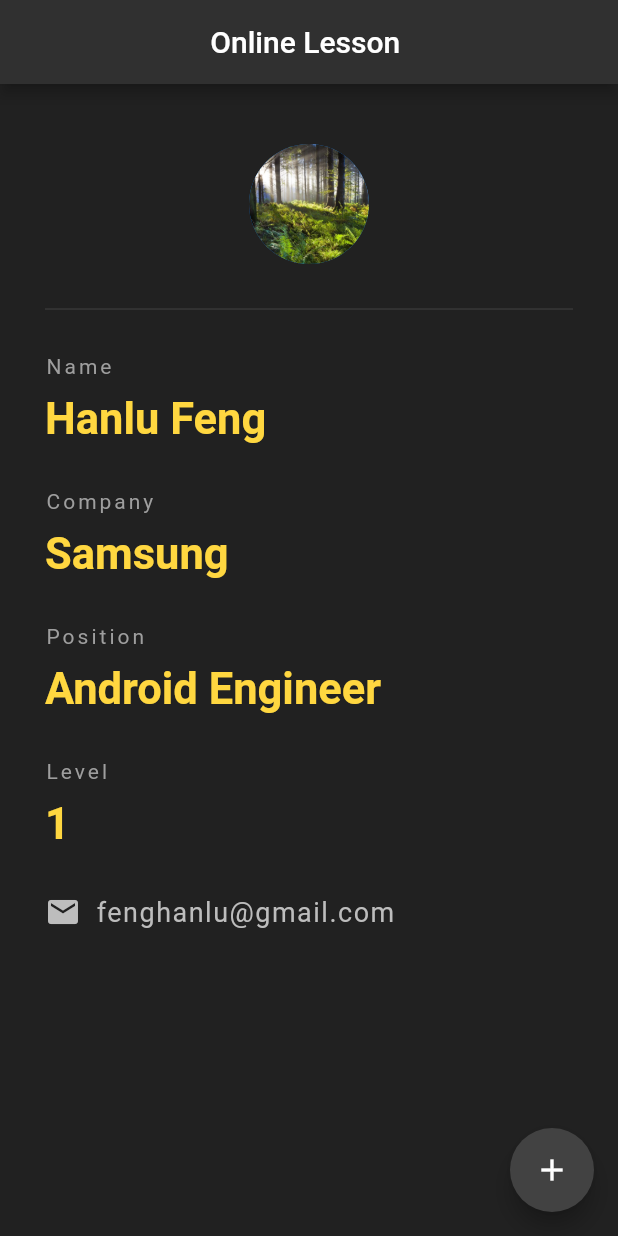
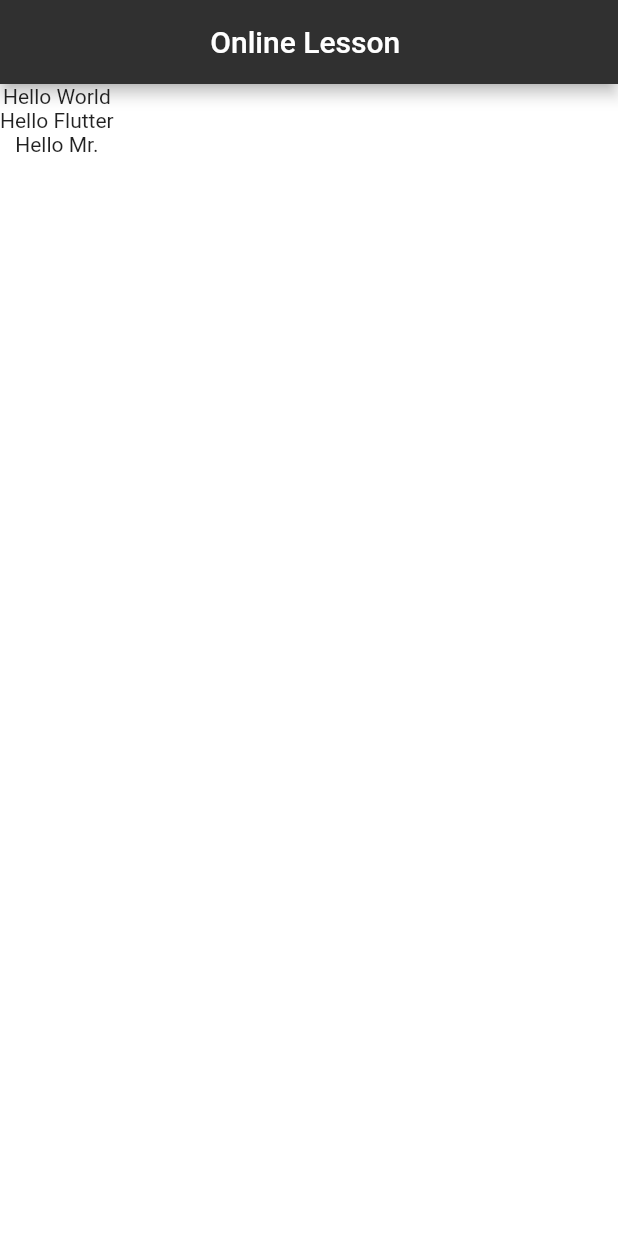
Before and after one commit to fhlkm/flutterStudy, a Flutter app: the screen it shows after launch, on a phone screen of 412 x 824 dp. Run offline on Flutter 3.47's test engine with Material 2 defaults, Android fonts, the light colour scheme and no system bars.

Commit message:
List 的应用

```diff
--- a/flutter_app/lib/main.dart
+++ b/flutter_app/lib/main.dart
@@ -21,107 +21,26 @@ class Home extends StatefulWidget{
 }
 
 class _HomeState extends State<Home> {
-  int level=1;
+  List<String> datas= [
+    "Hello World",
+    "Hello Flutter",
+    "Hello Mr."
+  ];
   @override
   Widget build(BuildContext context) {
 
     return Scaffold(
-      backgroundColor: Colors.grey[900],
+      backgroundColor: Colors.white,
       appBar: AppBar(
         title: Text("Online Lesson "),
         centerTitle: true,
         backgroundColor: Colors.grey[850],
 
       ),
-      floatingActionButton:FloatingActionButton(onPressed: (){
-//        level++;
-        setState(() {
-          level++;
-        });
-      },
-      backgroundColor: Colors.grey[800],
-      child: Icon(Icons.add),) ,
 
-      body: Padding(
-        padding: const EdgeInsets.fromLTRB(30.0, 40.0, 30.0,40.0),
-        child: Column(
-          crossAxisAlignment:CrossAxisAlignment.start ,// alignment
-          children: <Widget>[
-            Center(//Widget  to make it center
-              child: CircleAvatar(
-                backgroundImage: AssetImage('images/1.jpg'),
-                radius: 40.0,
-              ),
-            ),
-            Divider(
-              height: 60.0,
-              color: Colors.grey[800],
-            ),
-            Text("Name", style: TextStyle(
-              color: Colors.grey,
-              letterSpacing: 2.0),
-            ),
-            SizedBox(height: 10.0),// margin between two text
-            Text("Hanlu Feng",style: TextStyle(
-              color: Colors.amberAccent[200],
-            fontWeight: FontWeight.bold,
-            fontSize: 29.0,
-            )
-            ),
-            SizedBox(height: 30.0),
-            Text("Company", style: TextStyle(
-                color: Colors.grey,
-                letterSpacing: 2.0),
-            ),
-            SizedBox(height: 10.0),// margin between two text
-            Text("Samsung",style: TextStyle(
-              color: Colors.amberAccent[200],
-              fontWeight: FontWeight.bold,
-              fontSize: 29.0,
-            )
-            ),
-            SizedBox(height: 30.0),
-            Text("Position", style: TextStyle(
-                color: Colors.grey,
-                letterSpacing: 2.0),
-            ),
-            SizedBox(height: 10.0),// margin between two text
-            Text("Android Engineer",style: TextStyle(
-              color: Colors.amberAccent[200],
-              fontWeight: FontWeight.bold,
-              fontSize: 29.0,
-            )
-            ),
-            SizedBox(height: 30.0,),
-            Text("Level", style: TextStyle(
-                color: Colors.grey,
-                letterSpacing: 2.0),
-            ),
-            SizedBox(height: 10.0),// margin between two text
-            Text("$level",style: TextStyle(
-              color: Colors.amberAccent[200],
-              fontWeight: FontWeight.bold,
-              fontSize: 29.0,
-            )
-            ),
-            SizedBox(height: 30.0,),
-            Row(
-              children:<Widget>[
-                Icon(
-                  Icons.email,
-                  color: Colors.grey[400],
-                ),
-                SizedBox(width:10.0),
-                Text("fenghanlu@gmail.com",style: TextStyle(
-                  color: Colors.grey[400],
-                  fontSize: 18.0,
-                  letterSpacing: 1.0
-                ),)
-              ],
-            )
 
-          ],
-        ),
+      body: Column(
+        children: datas.map((e) => Text(e)).toList()
       ),
     );
   }
```
